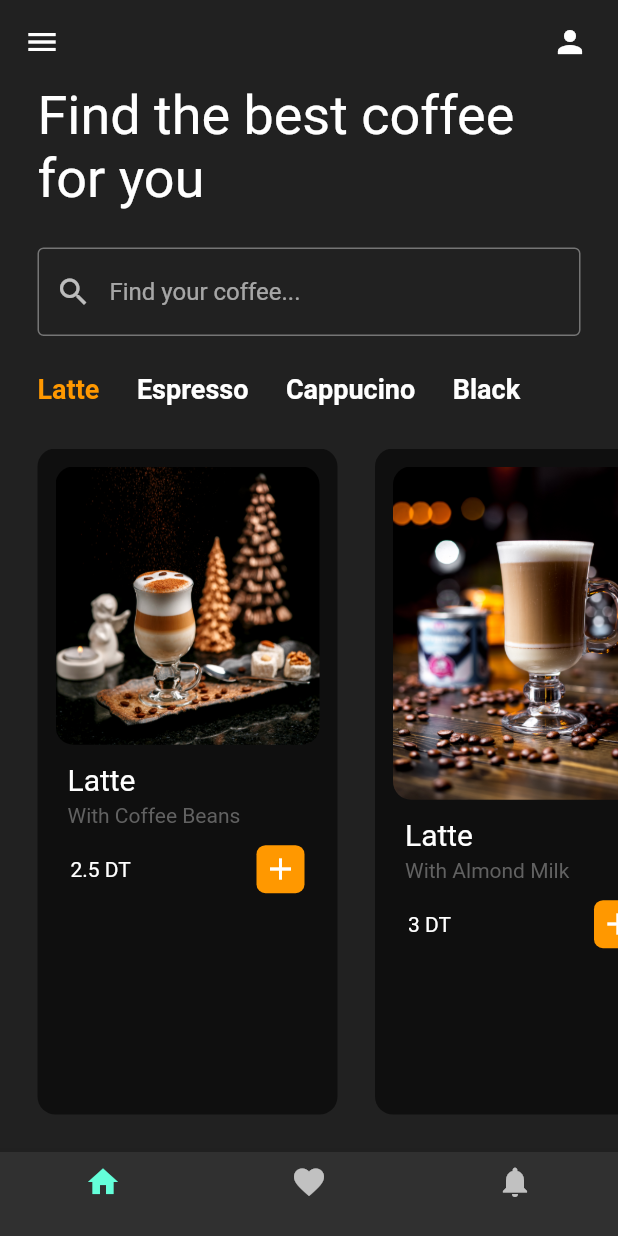
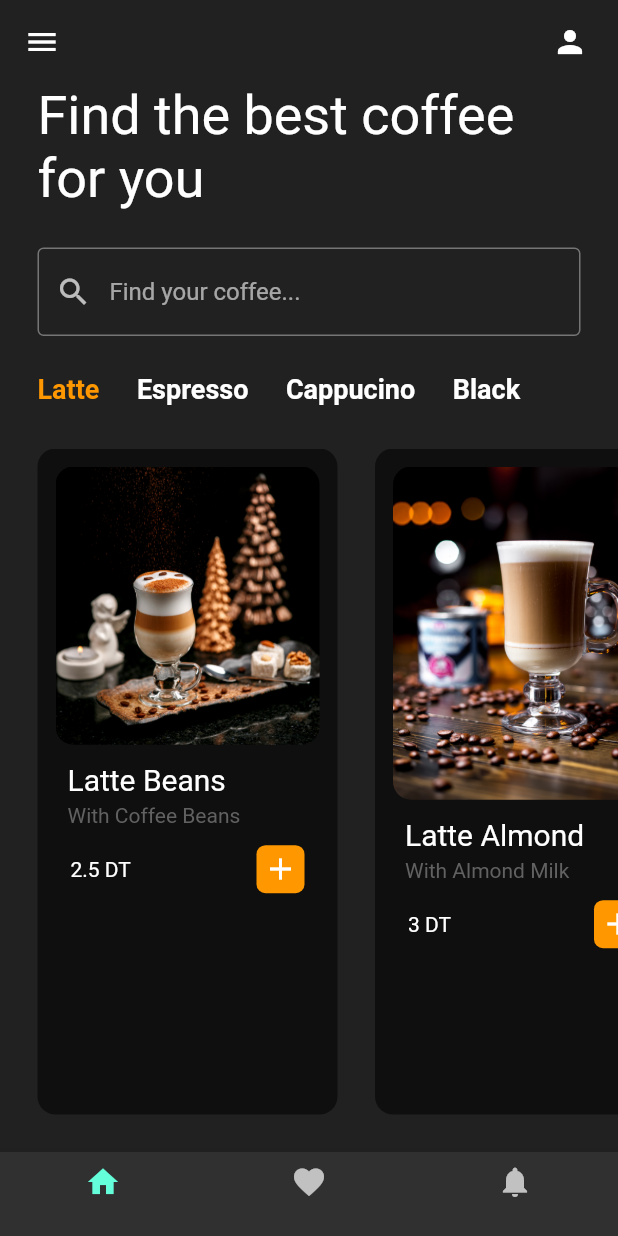
Before and after one commit to Mohamed-Aziz-Mhadhbi/CoffeeShop, a Flutter app: the screen it shows after launch, after a tap on "Latte", on a phone screen of 412 x 824 dp. Run offline on Flutter 3.47's test engine with Material 2 defaults, Android fonts, the phone set to English and light mode, and no system bars.

Commit message:
changing names

```diff
--- a/lib/pages/home_page.dart
+++ b/lib/pages/home_page.dart
@@ -15,19 +15,19 @@ class _HomePageState extends State<HomePage> {
   List latte = [
     [
       'lib/images/latte-with-coffee-beans-table.jpg',
-      'Latte',
+      'Latte Beans',
       'With Coffee Beans',
       '2.5 DT'
     ],
     [
       'lib/images/latte-coffee-beans-side-view.jpg',
-      'Latte',
+      'Latte Almond',
       'With Almond Milk',
       '3 DT'
     ],
     [
       'lib/images/coffee-milk-latte-with-strawberry-slices.jpg',
-      'Latte',
+      'Latte Strawberry',
       'With strawberry slices',
       '4 DT'
     ],
```
